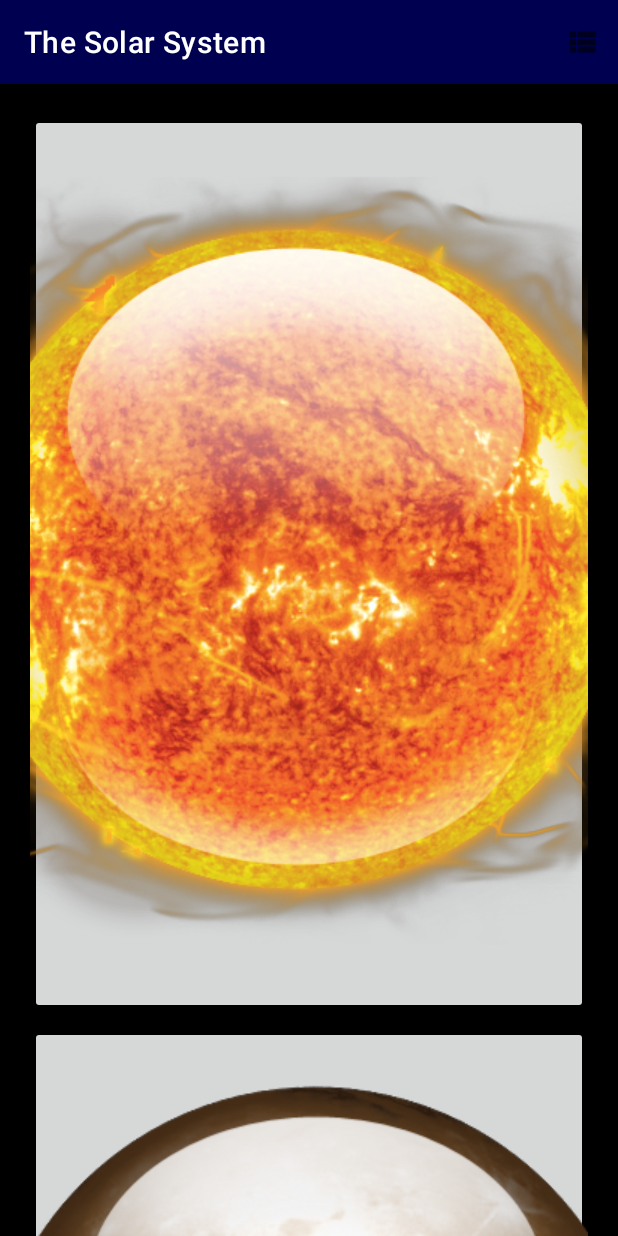
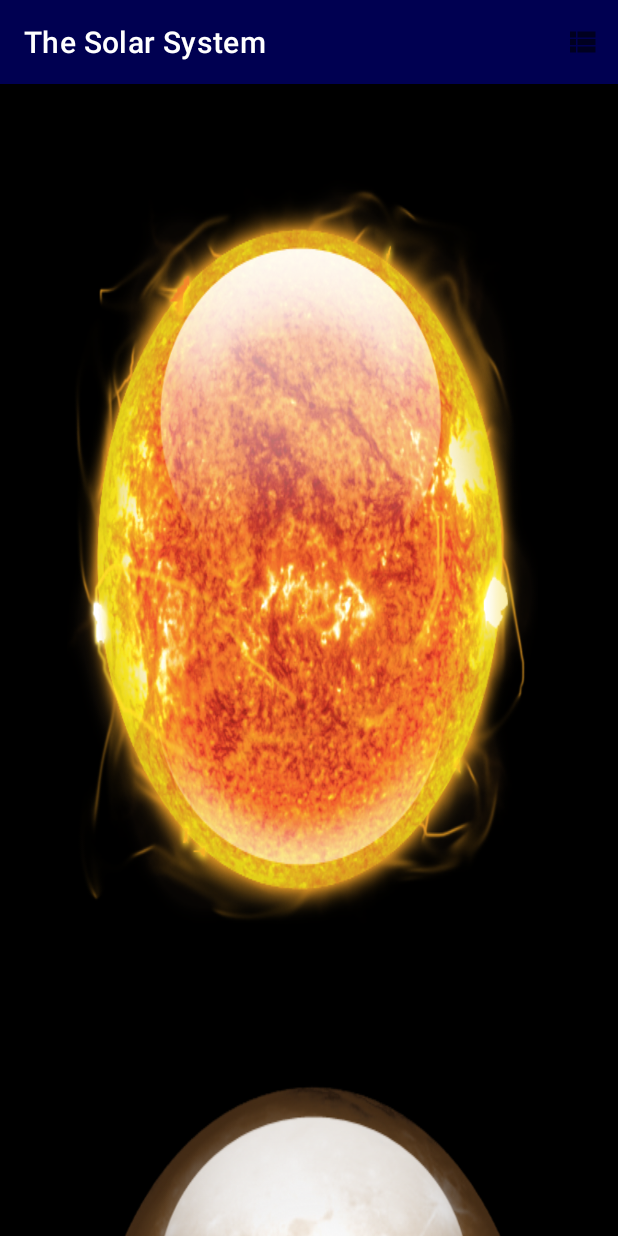
Before and after one commit to aaiovinoo/TheSolarSystem, an Android app: the screen it shows after launch (MainActivity), on a phone screen of 412 x 824 dp. Run offline under Robolectric (Android 15) with nearby library versions, the phone set to English and light mode, and no system bars.

Commit message:
Removed background from images and fit them to screen. Pictures still misshapen.

```diff
--- a/app/src/main/res/layout/item_view.xml
+++ b/app/src/main/res/layout/item_view.xml
@@ -19,4 +19,7 @@
     android:layout_width="match_parent"
     android:layout_height="wrap_content"
     android:layout_margin="4dp"
-    android:padding="16dp" />
+    android:padding="16dp"
+    android:scaleType="fitXY"
+    android:background="@null"
+    />
```
